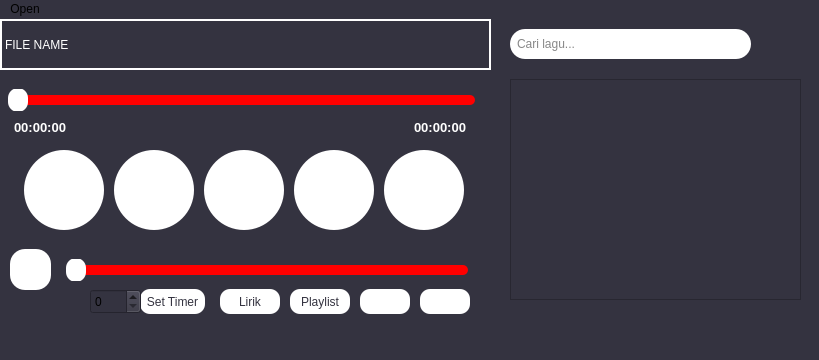
Old version of the form MusicPlayerGUI/mainwindow.ui in the repository adanfdilah/Project-Alpro.
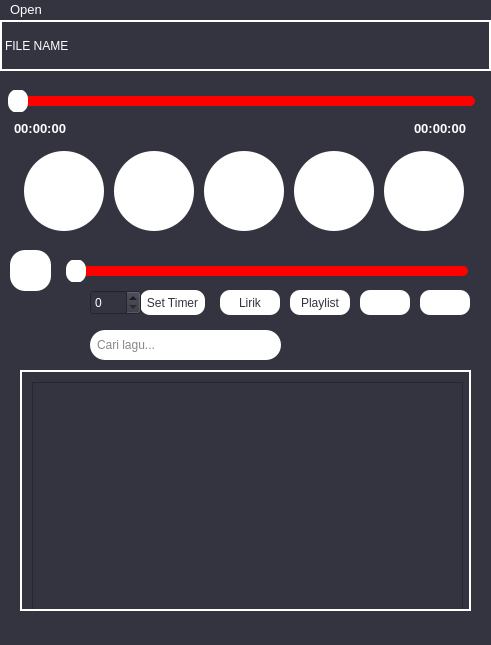
New version of the form.

Commit message:
Update besar-besaran
-Perbaikan bug dan masalah fungsi yang tidak berjalan pada program
-Memperbarui tampilan UI dan modularitas program
-Membasmi kolom ghoib
-Dan lain-lain pokoknya

Patch:
```diff
--- a/MusicPlayerGUI/mainwindow.ui
+++ b/MusicPlayerGUI/mainwindow.ui
@@ -6,8 +6,8 @@
    <rect>
     <x>0</x>
     <y>0</y>
-    <width>819</width>
-    <height>360</height>
+    <width>491</width>
+    <height>645</height>
    </rect>
   </property>
   <property name="windowTitle">
@@ -394,6 +394,178 @@
       <height>25</height>
      </rect>
     </property>
+    <property name="palette">
+     <palette>
+      <active>
+       <colorrole role="WindowText">
+        <brush brushstyle="SolidPattern">
+         <color alpha="255">
+          <red>0</red>
+          <green>0</green>
+          <blue>0</blue>
+         </color>
+        </brush>
+       </colorrole>
+       <colorrole role="Button">
+        <brush brushstyle="SolidPattern">
+         <color alpha="255">
+          <red>52</red>
+          <green>51</green>
+          <blue>64</blue>
+         </color>
+        </brush>
+       </colorrole>
+       <colorrole role="Text">
+        <brush brushstyle="SolidPattern">
+         <color alpha="255">
+          <red>255</red>
+          <green>255</green>
+          <blue>255</blue>
+         </color>
+        </brush>
+       </colorrole>
+       <colorrole role="ButtonText">
+        <brush brushstyle="SolidPattern">
+         <color alpha="255">
+          <red>255</red>
+          <green>255</green>
+          <blue>255</blue>
+         </color>
+        </brush>
+       </colorrole>
+       <colorrole role="Base">
+        <brush brushstyle="SolidPattern">
+         <color alpha="255">
+          <red>52</red>
+          <green>51</green>
+          <blue>64</blue>
+         </color>
+        </brush>
+       </colorrole>
+       <colorrole role="Window">
+        <brush brushstyle="SolidPattern">
+         <color alpha="255">
+          <red>52</red>
+          <green>51</green>
+          <blue>64</blue>
+         </color>
+        </brush>
+       </colorrole>
+       <colorrole role="ToolTipText">
+        <brush brushstyle="SolidPattern">
+         <color alpha="255">
+          <red>255</red>
+          <green>255</green>
+          <blue>255</blue>
+         </color>
+        </brush>
+       </colorrole>
+      </active>
+      <inactive>
+       <colorrole role="WindowText">
+        <brush brushstyle="SolidPattern">
+         <color alpha="255">
+          <red>0</red>
+          <green>0</green>
+          <blue>0</blue>
+         </color>
+        </brush>
+       </colorrole>
+       <colorrole role="Button">
+        <brush brushstyle="SolidPattern">
+         <color alpha="255">
+          <red>52</red>
+          <green>51</green>
+          <blue>64</blue>
+         </color>
+        </brush>
+       </colorrole>
+       <colorrole role="Text">
+        <brush brushstyle="SolidPattern">
+         <color alpha="255">
+          <red>255</red>
+          <green>255</green>
+          <blue>255</blue>
+         </color>
+        </brush>
+       </colorrole>
+       <colorrole role="ButtonText">
+        <brush brushstyle="SolidPattern">
+         <color alpha="255">
+          <red>255</red>
+          <green>255</green>
+          <blue>255</blue>
+         </color>
+        </brush>
+       </colorrole>
+       <colorrole role="Base">
+        <brush brushstyle="SolidPattern">
+         <color alpha="255">
+          <red>52</red>
+          <green>51</green>
+          <blue>64</blue>
+         </color>
+        </brush>
+       </colorrole>
+       <colorrole role="Window">
+        <brush brushstyle="SolidPattern">
+         <color alpha="255">
+          <red>52</red>
+          <green>51</green>
+          <blue>64</blue>
+         </color>
+        </brush>
+       </colorrole>
+       <colorrole role="ToolTipText">
+        <brush brushstyle="SolidPattern">
+         <color alpha="255">
+          <red>255</red>
+          <green>255</green>
+          <blue>255</blue>
+         </color>
+        </brush>
+       </colorrole>
+      </inactive>
+      <disabled>
+       <colorrole role="Button">
+        <brush brushstyle="SolidPattern">
+         <color alpha="255">
+          <red>52</red>
+          <green>51</green>
+          <blue>64</blue>
+         </color>
+        </brush>
+       </colorrole>
+       <colorrole role="Base">
+        <brush brushstyle="SolidPattern">
+         <color alpha="255">
+          <red>52</red>
+          <green>51</green>
+          <blue>64</blue>
+         </color>
+        </brush>
+       </colorrole>
+       <colorrole role="Window">
+        <brush brushstyle="SolidPattern">
+         <color alpha="255">
+          <red>52</red>
+          <green>51</green>
+          <blue>64</blue>
+         </color>
+        </brush>
+       </colorrole>
+       <colorrole role="ToolTipText">
+        <brush brushstyle="SolidPattern">
+         <color alpha="255">
+          <red>255</red>
+          <green>255</green>
+          <blue>255</blue>
+         </color>
+        </brush>
+       </colorrole>
+      </disabled>
+     </palette>
+    </property>
    </widget>
    <widget class="QPushButton" name="pushButton_Shuffle">
     <property name="geometry">
@@ -450,9 +622,9 @@
    <widget class="QLineEdit" name="searchLineEdit">
     <property name="geometry">
      <rect>
-      <x>510</x>
-      <y>10</y>
-      <width>241</width>
+      <x>90</x>
+      <y>310</y>
+      <width>191</width>
       <height>30</height>
      </rect>
     </property>
@@ -530,12 +702,19 @@
    <widget class="QStackedWidget" name="stackedView">
     <property name="geometry">
      <rect>
-      <x>500</x>
-      <y>50</y>
-      <width>311</width>
+      <x>20</x>
+      <y>350</y>
+      <width>451</width>
       <height>241</height>
      </rect>
     </property>
+    <property name="styleSheet">
+     <string notr="true">QStackedWidget
+{
+ color:rgb(255,255,255);
+ border:2px solid rgb(255,255,255);
+}</string>
+    </property>
     <property name="currentIndex">
      <number>1</number>
     </property>
@@ -568,10 +747,143 @@
        <rect>
         <x>10</x>
         <y>10</y>
-        <width>291</width>
-        <height>221</height>
+        <width>431</width>
+        <height>231</height>
        </rect>
       </property>
+      <property name="palette">
+       <palette>
+        <active>
+         <colorrole role="Button">
+          <brush brushstyle="SolidPattern">
+           <color alpha="255">
+            <red>52</red>
+            <green>51</green>
+            <blue>64</blue>
+           </color>
+          </brush>
+         </colorrole>
+         <colorrole role="Text">
+          <brush brushstyle="SolidPattern">
+           <color alpha="255">
+            <red>255</red>
+            <green>255</green>
+            <blue>255</blue>
+           </color>
+          </brush>
+         </colorrole>
+         <colorrole role="ButtonText">
+          <brush brushstyle="SolidPattern">
+           <color alpha="255">
+            <red>255</red>
+            <green>255</green>
+            <blue>255</blue>
+           </color>
+          </brush>
+         </colorrole>
+         <colorrole role="Base">
+          <brush brushstyle="SolidPattern">
+           <color alpha="255">
+            <red>52</red>
+            <green>51</green>
+            <blue>64</blue>
+           </color>
+          </brush>
+         </colorrole>
+         <colorrole role="Window">
+          <brush brushstyle="SolidPattern">
+           <color alpha="255">
+            <red>52</red>
+            <green>51</green>
+            <blue>64</blue>
+           </color>
+          </brush>
+         </colorrole>
+        </active>
+        <inactive>
+         <colorrole role="Button">
+          <brush brushstyle="SolidPattern">
+           <color alpha="255">
+            <red>52</red>
+            <green>51</green>
+            <blue>64</blue>
+           </color>
+          </brush>
+         </colorrole>
+         <colorrole role="Text">
+          <brush brushstyle="SolidPattern">
+           <color alpha="255">
+            <red>255</red>
+            <green>255</green>
+            <blue>255</blue>
+           </color>
+          </brush>
+         </colorrole>
+         <colorrole role="ButtonText">
+          <brush brushstyle="SolidPattern">
+           <color alpha="255">
+            <red>255</red>
+            <green>255</green>
+            <blue>255</blue>
+           </color>
+          </brush>
+         </colorrole>
+         <colorrole role="Base">
+          <brush brushstyle="SolidPattern">
+           <color alpha="255">
+            <red>52</red>
+            <green>51</green>
+            <blue>64</blue>
+           </color>
+          </brush>
+         </colorrole>
+         <colorrole role="Window">
+          <brush brushstyle="SolidPattern">
+           <color alpha="255">
+            <red>52</red>
+            <green>51</green>
+            <blue>64</blue>
+           </color>
+          </brush>
+         </colorrole>
+        </inactive>
+        <disabled>
+         <colorrole role="Button">
+          <brush brushstyle="SolidPattern">
+           <color alpha="255">
+            <red>52</red>
+            <green>51</green>
+            <blue>64</blue>
+           </color>
+          </brush>
+         </colorrole>
+         <colorrole role="Base">
+          <brush brushstyle="SolidPattern">
+           <color alpha="255">
+            <red>52</red>
+            <green>51</green>
+            <blue>64</blue>
+           </color>
+          </brush>
+         </colorrole>
+         <colorrole role="Window">
+          <brush brushstyle="SolidPattern">
+           <color alpha="255">
+            <red>52</red>
+            <green>51</green>
+            <blue>64</blue>
+           </color>
+          </brush>
+         </colorrole>
+        </disabled>
+       </palette>
+      </property>
+      <property name="font">
+       <font>
+        <family>Gadugi</family>
+        <pointsize>11</pointsize>
+       </font>
+      </property>
      </widget>
     </widget>
     <widget class="QWidget" name="page_DaftarLagu">
@@ -608,10 +920,142 @@
     <rect>
      <x>0</x>
      <y>0</y>
-     <width>819</width>
-     <height>22</height>
+     <width>491</width>
+     <height>23</height>
     </rect>
    </property>
+   <property name="palette">
+    <palette>
+     <active>
+      <colorrole role="Button">
+       <brush brushstyle="SolidPattern">
+        <color alpha="255">
+         <red>52</red>
+         <green>51</green>
+         <blue>64</blue>
+        </color>
+       </brush>
+      </colorrole>
+      <colorrole role="Text">
+       <brush brushstyle="SolidPattern">
+        <color alpha="255">
+         <red>255</red>
+         <green>255</green>
+         <blue>255</blue>
+        </color>
+       </brush>
+      </colorrole>
+      <colorrole role="ButtonText">
+       <brush brushstyle="SolidPattern">
+        <color alpha="255">
+         <red>255</red>
+         <green>255</green>
+         <blue>255</blue>
+        </color>
+       </brush>
+      </colorrole>
+      <colorrole role="Base">
+       <brush brushstyle="SolidPattern">
+        <color alpha="255">
+         <red>52</red>
+         <green>51</green>
+         <blue>64</blue>
+        </color>
+       </brush>
+      </colorrole>
+      <colorrole role="Window">
+       <brush brushstyle="SolidPattern">
+        <color alpha="255">
+         <red>52</red>
+         <green>51</green>
+         <blue>64</blue>
+        </color>
+       </brush>
+      </colorrole>
+     </active>
+     <inactive>
+      <colorrole role="Button">
+       <brush brushstyle="SolidPattern">
+        <color alpha="255">
+         <red>52</red>
+         <green>51</green>
+         <blue>64</blue>
+        </color>
+       </brush>
+      </colorrole>
+      <colorrole role="Text">
+       <brush brushstyle="SolidPattern">
+        <color alpha="255">
+         <red>255</red>
+         <green>255</green>
+         <blue>255</blue>
+        </color>
+       </brush>
+      </colorrole>
+      <colorrole role="ButtonText">
+       <brush brushstyle="SolidPattern">
+        <color alpha="255">
+         <red>255</red>
+         <green>255</green>
+         <blue>255</blue>
+        </color>
+       </brush>
+      </colorrole>
+      <colorrole role="Base">
+       <brush brushstyle="SolidPattern">
+        <color alpha="255">
+         <red>52</red>
+         <green>51</green>
+         <blue>64</blue>
+        </color>
+       </brush>
+      </colorrole>
+      <colorrole role="Window">
+       <brush brushstyle="SolidPattern">
+        <color alpha="255">
+         <red>52</red>
+         <green>51</green>
+         <blue>64</blue>
+        </color>
+       </brush>
+      </colorrole>
+     </inactive>
+     <disabled>
+      <colorrole role="Button">
+       <brush brushstyle="SolidPattern">
+        <color alpha="255">
+         <red>52</red>
+         <green>51</green>
+         <blue>64</blue>
+        </color>
+       </brush>
+      </colorrole>
+      <colorrole role="Base">
+       <brush brushstyle="SolidPattern">
+        <color alpha="255">
+         <red>52</red>
+         <green>51</green>
+         <blue>64</blue>
+        </color>
+       </brush>
+      </colorrole>
+      <colorrole role="Window">
+       <brush brushstyle="SolidPattern">
+        <color alpha="255">
+         <red>52</red>
+         <green>51</green>
+         <blue>64</blue>
+        </color>
+       </brush>
+      </colorrole>
+     </disabled>
+    </palette>
+   </property>
+   <property name="font">
+    <font>
+     <pointsize>10</pointsize>
+    </font>
+   </property>
    <widget class="QMenu" name="menuOpen">
     <property name="title">
      <string>Open</string>
```
Left out of the diff: 262 changed lines with no effect on the pictures.
